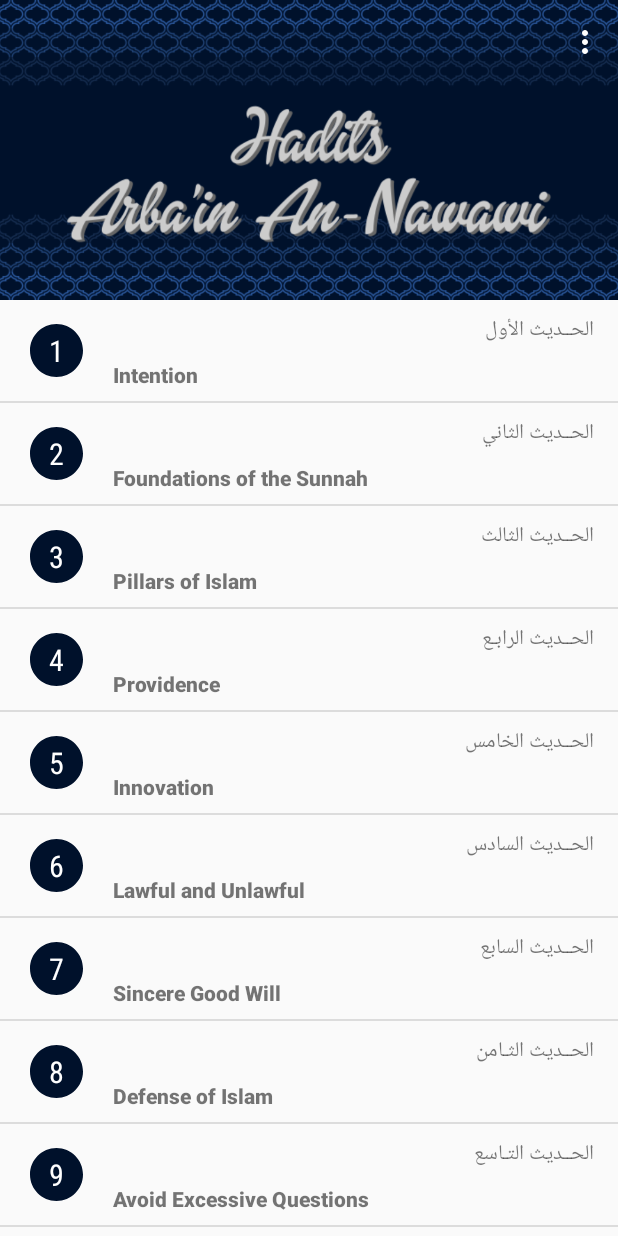
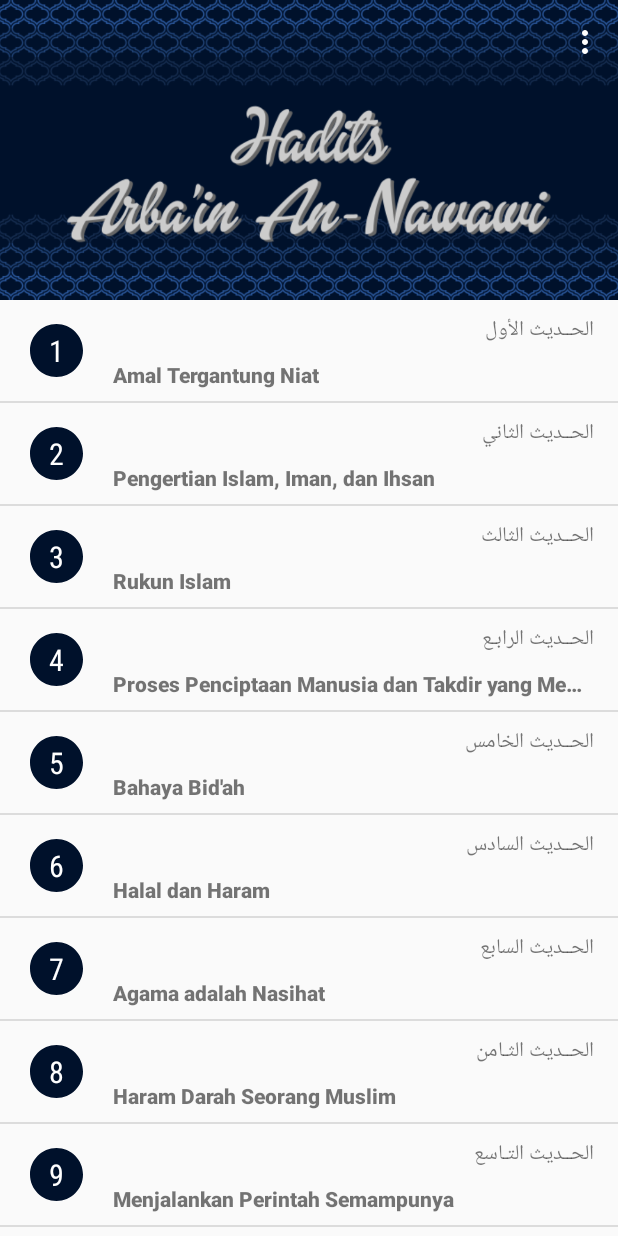
Before and after one commit to FikriFahruRoji/hadits_arbain, an Android app: the screen it shows after launch (MainActivity), on a phone screen of 412 x 824 dp. Run offline under Robolectric (Android 15) with nearby library versions, the light colour scheme and no system bars; our stand-ins replace AdMob; libraries missing offline, so code that uses them is left out: com.yarolegovich.lovelydialog.

Commit message:
remove english for fix update

```diff
--- a/app/src/main/res/values/strings.xml
+++ b/app/src/main/res/values/strings.xml
@@ -1,32 +1,32 @@
 <resources>
-    <string name="app_name">Hadith Arba\'in An-Nawawi</string>
-    <string name="app_version">Version : 0.1</string>
+    <string name="app_name">Hadits Arba\'in An-Nawawi</string>
+    <string name="app_version">Versi : 0.1</string>
     <string name="app_about">
-        Referral source : \nKitab : Hadist Arba\'in Nawawiyah by Imam Nawawi \nTranslate : sunnah.com \nPublisher : Maktab Dakwah and Guidance Jaliyat Rabwah \nLink Source : goo.gl/tRdaAH \nAudio : Syaikh Mishary Rashid Al-Afasy
+        Sumber rujukan : \nKitab : Hadist Arba\'in Nawawiyah karya Imam Nawawi \nPenterjemah : Abdullah Haidar \nEditor : Erwandi Tirmizi - Mohammad Muinuddin Bashri \nTerbitan : Maktab Dakwah Dan Bimbingan Jaliyat Rabwah \nLink Sumber : goo.gl/tRdaAH \nAudio : Syaikh Mishary Rashid Al-Afasy
     </string>
 
     <string name="banner_home_footer">ca-app-pub-8120927785000028/5329365192</string>
     <string name="ads_full">ca-app-pub-8120927785000028/1780469596 </string>
 
-    <string name="action_settings">Setting</string>
-    <string name="action_about">About</string>
-    <string name="action_rate">Rate Me</string>
-    <string name="action_share">Share</string>
-    <string name="action_bookmark">Mark</string>
+    <string name="action_settings">Pengaturan</string>
+    <string name="action_about">Tentang</string>
+    <string name="action_rate">Beri Rating</string>
+    <string name="action_share">Bagikan</string>
+    <string name="action_bookmark">Tandai</string>
 
     <string name="title_activity_detail">Detail Activity</string>
     <string name="title_activity_hadits">Hadits Activity</string>
 
-    <string name="ok">Yes</string>
-    <string name="cancel">Cancel</string>
-    <string name="share">Share</string>
+    <string name="ok">Ok</string>
+    <string name="cancel">Batal</string>
+    <string name="share">Bagikan</string>
 
-    <string name="hadits">Hadith :</string>
-    <string name="terjemah">Translate :</string>
-    <string name="faedah">Syarah Hadith :</string>
+    <string name="hadits">Hadits :</string>
+    <string name="terjemah">Terjemah :</string>
+    <string name="faedah">Faedah Hadits :</string>
     <string name="syarah">Syarah :</string>
-    <string name="exit">Exit?</string>
-    <string name="hadits_ke">Hadith number </string>
+    <string name="exit">Keluar dari aplikasi?</string>
+    <string name="hadits_ke">Hadits ke - </string>
 
     <string-array name="id">
         <item>1</item>
@@ -74,48 +74,50 @@
     </string-array>
 
     <string-array name="judul_latin">
-        <item>Intention</item>
-        <item>Foundations of the Sunnah</item>
-        <item>Pillars of Islam</item>
-        <item>Providence</item>
-        <item>Innovation</item>
-        <item>Lawful and Unlawful</item>
-        <item>Sincere Good Will</item>
-        <item>Defense of Islam</item>
-        <item>Avoid Excessive Questions</item>
-        <item>Allah is Pure</item>
-        <item>Leave Doubts</item>
-        <item>Minding Our Own Business</item>
-        <item>Love Your Brother</item>
-        <item>Legal Punishment</item>
-        <item>Good Manners</item>
-        <item>Do Not Get Angry</item>
-        <item>Excellence</item>
-        <item>Fear Allah Wherever You Are</item>
-        <item>Be Mindful of Allah</item>
-        <item>Shame and Modesty</item>
-        <item>Steadfastness</item>
-        <item>Essentials of Salvation</item>
-        <item>Purification is Half of Faith</item>
-        <item>Oppression</item>
-        <item>Many Ways to Give Charity</item>
-        <item>Deeds of Charity</item>
-        <item>Righteousness</item>
-        <item>Upholding the Sunnah</item>
-        <item>Virtuous Deeds</item>
-        <item>Duties and Limits</item>
-        <item>Renounce the World</item>
-        <item>No Harm</item>
-        <item>Burden of Proof</item>
-        <item>Enjoining Good and Forbidding Evil</item>
-        <item>Brotherhood</item>
-        <item>Help Your Brother</item>
-        <item>Recording of Good and Bad Deeds</item>
-        <item>Loyal Friends of Allah</item>
-        <item>Pardon for Mistakes</item>
-        <item>Be in the World as a Stranger</item>
-        <item>Desires and Islam</item>
-        <item>Repentance</item>
+        <item>Amal Tergantung Niat</item>
+        <item>Pengertian Islam, Iman, dan Ihsan</item>
+        <item>Rukun Islam</item>
+        <item>Proses Penciptaan Manusia dan Takdir yang Menyertainya</item>
+        <item>Bahaya Bid\'ah</item>
+        <item>Halal dan Haram</item>
+        <item>Agama adalah Nasihat</item>
+        <item>Haram Darah Seorang Muslim</item>
+        <item>Menjalankan Perintah Semampunya</item>
+        <item>Meninggalkan yang Haram</item>
+        <item>Tinggalkan Apa yang Meragukan</item>
+        <item>Tinggalkan Apa yang Tidak Berguna</item>
+        <item>Di Antara Kesempurnaan Iman</item>
+        <item>Sebab-Sebab Darah Ditumpahkan</item>
+        <item>Di Antara Akhlak Seorang Mukmin</item>
+        <item>Jangan Marah</item>
+        <item>Berbuat Baik Atas Segala Sesuatu</item>
+        <item>Bertakwalah Kepada Allah</item>
+        <item>Jagalah Allah, Maka Dia akan Menjagamu</item>
+        <item>Malu Akhlak Para Nabi</item>
+        <item>Katakanlah, \"Aku beriman kepada Allah!\"</item>
+        <item>Amalan yang Memasukkan ke Surga</item>
+        <item>Setiap Manusia Berbuat</item>
+        <item>Janganlah Kalian Saling Menzhalimi</item>
+        <item>Setiap Kebaikan adalah Sedekah</item>
+        <item>Setiap Persendian Wajib Bersedekah</item>
+        <item>Kebaikan dan Dosa</item>
+        <item>Mendengar dan Ta\'at</item>
+        <item>Pintu-Pintu Kebaikan</item>
+        <item>Batasan-Batasan Allah</item>
+        <item>Buah Zuhud</item>
+        <item>Tidak Ada Bahaya dan Tidak Boleh Membahayakan</item>
+        <item>Bukti Wajib Bagi Penuntut</item>
+        <item>Merubah Kemungkaran</item>
+        <item>Hamba-Hamba Allah adalah Bersaudara</item>
+        <item>Keutamaan Akhlak dan Ilmu</item>
+        <item>Kebaikan dan Keburukan</item>
+        <item>Keutamaan Wali Allah</item>
+        <item>Tiga Hal yang Allah Maafkan</item>
+        <item>Hiduplah Laksana Musafir</item>
+        <item>Mengikuti Syariat adalah Tiang Keimanan</item>
+        <item>Luasnya Ampunan Allah</item>
+        <item>Mengikuti Syariat adalah Tiang Keimanan</item>
+        <item>Luasnya Ampunan Allah</item>
     </string-array>
 
     <string-array name="judul_arabic">
@@ -406,14 +408,14 @@
         <item>Shahih Muslim no 8</item>
         <item>Shahih Bukhari no 8, Shahih Muslim no 16</item>
         <item>Shahih Bukhari no 3208, Shahih Muslim no 2643</item>
-        <item>Shahih Bukhari no 2697, Shahih Muslim no 1718</item>
+        <item>Shahih Bukhari no 2697, Shahih Muslim no 1718. Dan dalam riwayat muslim disebutkan: siapa yang melakukan suatu perbuatan (ibadah) yang bukan urusan (agama) kami, maka dia tertolak</item>
         <item>Shahih Bukhari no 52, Shahih Muslim no 1599</item>
         <item>Shahih Muslim no 55</item>
         <item>Shahih Bukhari no 25, Shahih Muslim no 22</item>
         <item>Shahih Bukhari no 7288, Shahih Muslim no 1337</item>
         <item>Shahih Muslim no 1015</item>
 
-        <item>Sunan an-Nasa\'i no 5711 dan Tirmizi dan dia berkata, Haditsnya hasan shahih</item>
+        <item>At-Tirmizi no 2518 dan dia berkata, Haditsnya hasan shahih</item>
         <item>Hadith Hasan riwayat Tirmizi dan lainnya</item>
         <item>Shahih Bukhari no 13, Shahih Muslim no 45</item>
         <item>Shahih Bukhari no 6878, Shahih Muslim no 1676</item>
```
Also changed, not shown: 2 other files.
